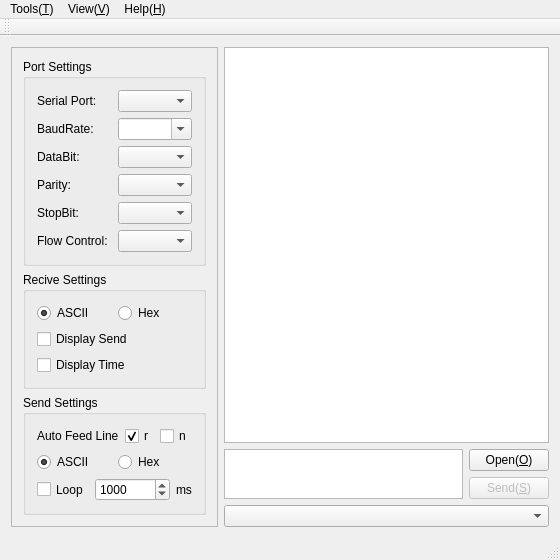
Old version of the form MainWindow.ui in the repository KangLin/SerialPortAssistant.
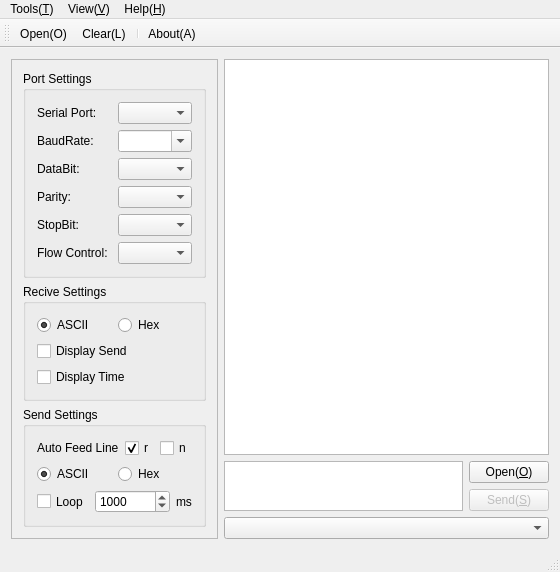
New version of the form. Icons and pictures are not drawn.

```diff
--- a/MainWindow.ui
+++ b/MainWindow.ui
@@ -519,6 +519,7 @@
    <addaction name="menuView_V"/>
    <addaction name="menuHelp_H"/>
   </widget>
+  <widget class="QStatusBar" name="statusBar"/>
   <widget class="QToolBar" name="mainToolBar">
    <attribute name="toolBarArea">
     <enum>TopToolBarArea</enum>
@@ -526,8 +527,11 @@
    <attribute name="toolBarBreak">
     <bool>false</bool>
    </attribute>
+   <addaction name="actionOpen"/>
+   <addaction name="actionClear"/>
+   <addaction name="separator"/>
+   <addaction name="actionAbout_A"/>
   </widget>
-  <widget class="QStatusBar" name="statusBar"/>
   <action name="actionOpen">
    <property name="text">
     <string>Open(&amp;O)</string>
```
Left out of the diff: 24 changed lines with no effect on the pictures.
